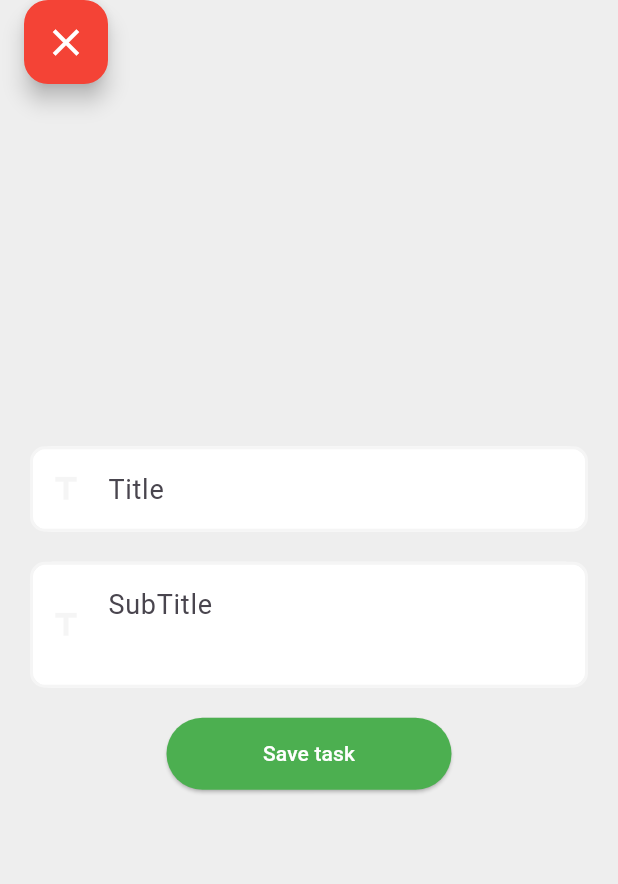
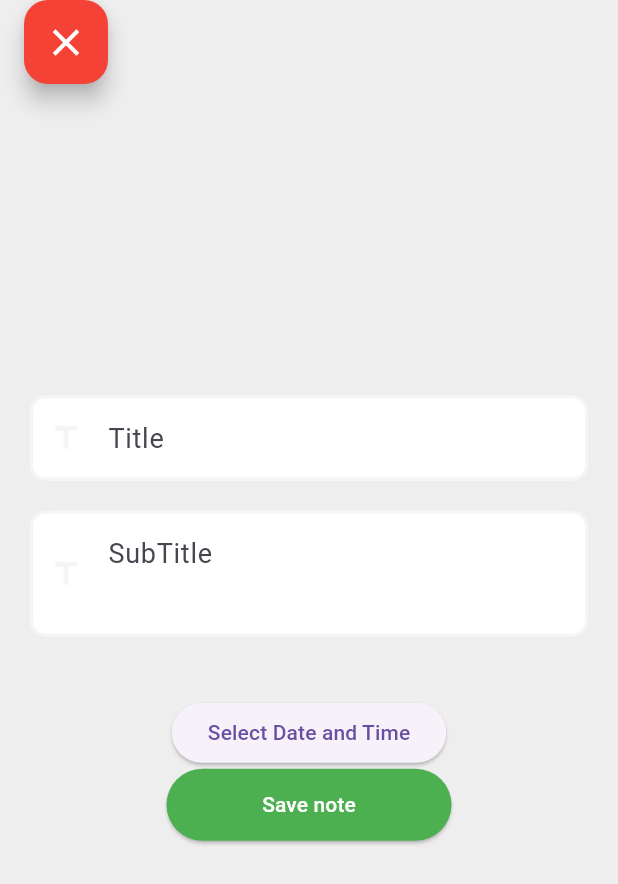
Before and after one commit to DimonFilin/ToDoListWithAccounts, a Flutter app: the screen it shows once a user with an empty profile is signed in, after a tap on the "add" icon, on a phone screen of 412 x 824 dp. Shown: the top 884 px of the screen. Run offline on Flutter 3.47's test engine with Material 3 defaults, Android fonts, the light colour scheme and no system bars; our stand-ins replace cloud_firestore, firebase_auth, firebase_core; accounts and stored records are empty; network calls fail.

Commit message:
Added comments, data pick, some small changes

```diff
--- a/lib/data/api/auth_data.dart
+++ b/lib/data/api/auth_data.dart
@@ -1,19 +1,23 @@
 import 'package:firebase_auth/firebase_auth.dart';
 import 'package:to_do_list_for_flutter_krainet_vacancy/data/api/firestore.dart';
 
+//Class describes the fields to create or login to a user account
 abstract class AuthenticationDaraSource {
   Future<void> register(String email, String password, String confirmPassword);
-
   Future<void> login(String email, String password);
 }
 
+//This class describe the implementation of account and registration
 class AuthenticationRemote extends AuthenticationDaraSource {
+
+  //Login method -> send data -> to set user on this device
   @override
   Future<void> login(String email, String password) async {
     await FirebaseAuth.instance.signInWithEmailAndPassword(
         email: email.trim(), password: password.trim());
   }
 
+  //Register method checks the password and
   @override
   Future<void> register(
       String email, String password, String confirmPassword) async {
--- a/lib/main.dart
+++ b/lib/main.dart
@@ -1,12 +1,5 @@
-import 'package:firebase_auth/firebase_auth.dart';
 import 'package:flutter/material.dart';
-import 'package:to_do_list_for_flutter_krainet_vacancy/page/auth/auth_page.dart';
-import 'package:to_do_list_for_flutter_krainet_vacancy/screens/add_note_screen.dart';
-import 'package:to_do_list_for_flutter_krainet_vacancy/screens/home.dart';
-import 'package:to_do_list_for_flutter_krainet_vacancy/screens/login.dart';
-import 'package:to_do_list_for_flutter_krainet_vacancy/screens/signUp.dart';
 import 'package:firebase_core/firebase_core.dart';
-import 'package:to_do_list_for_flutter_krainet_vacancy/widgets/task_widget.dart';
 
 import 'page/auth/main_page.dart';
 import 'firebase_options.dart';
@@ -14,7 +7,7 @@ import 'firebase_options.dart';
 
 void main() async{
   WidgetsFlutterBinding.ensureInitialized();
-  await Firebase.initializeApp(
+  await Firebase.initializeApp(//Initialazing firebase to use if
     options: DefaultFirebaseOptions.currentPlatform,
   );
 
@@ -25,15 +18,10 @@ class MyApp extends StatelessWidget {
   const MyApp({super.key});
 
 
-  // This widget is the root of your application.
   @override
   Widget build(BuildContext context) {
     return MaterialApp(
       title: 'Flutter Demo',
-      theme: ThemeData(
-        colorScheme: ColorScheme.fromSeed(seedColor: Colors.deepPurple),
-        useMaterial3: true,
-      ),
       debugShowCheckedModeBanner: false,
       home: Main_Page(),
     );
--- a/lib/page/auth/auth_page.dart
+++ b/lib/page/auth/auth_page.dart
@@ -12,6 +12,7 @@ class Auth_Page extends StatefulWidget {
 class _Auth_PageState extends State<Auth_Page> {
 
   bool a = true;
+  //Changing screen if need
   void to() {
     setState(() {
       a = !a;
--- a/lib/page/auth/main_page.dart
+++ b/lib/page/auth/main_page.dart
@@ -6,17 +6,18 @@ import 'package:to_do_list_for_flutter_krainet_vacancy/screens/home.dart';
 class Main_Page extends StatelessWidget {
   const Main_Page({super.key});
 
+
   @override
   Widget build(BuildContext context) {
     return Scaffold(
       body: StreamBuilder<User?>(
           stream: FirebaseAuth.instance.authStateChanges(),
           builder: (context, snapshot) {
-            if(snapshot.hasData){
+            if(snapshot.hasData){//Show Home_Screen if user already signed in
               return Home_Screen();
             }
             else
-              {
+              {//If there is no data from Firebase
                 return Auth_Page();
               }
           }),
--- /dev/null
+++ b/lib/screens/add_note.dart
@@ -0,0 +1,155 @@
+import 'package:flutter/material.dart';
+import 'package:to_do_list_for_flutter_krainet_vacancy/data/api/firestore.dart';
+import 'package:to_do_list_for_flutter_krainet_vacancy/widgets/custom_text_field.dart';
+
+import '../data/check/check_data_in_customtextfield.dart';
+
+class AddNote_Screen extends StatefulWidget {
+  const AddNote_Screen({super.key});
+
+  @override
+  State<AddNote_Screen> createState() => _AddNote_ScreenState();
+}
+
+class _AddNote_ScreenState extends State<AddNote_Screen> {
+  //Controllers for text fields to ger data from them
+  final title = TextEditingController();
+  final subtitle = TextEditingController();
+
+  //FocusNodes to highlighting text fields
+  FocusNode _focusNode1 = FocusNode();
+  FocusNode _focusNode2 = FocusNode();
+
+  DateTime? _selectedDateTime;
+  String ReturnMessage = "";
+
+  Future<void> _selectDateTime(BuildContext context) async {
+    final DateTime? pickedDate = await showDatePicker(
+      context: context,
+      initialDate: DateTime.now(),
+      firstDate: DateTime.now(),
+      lastDate: DateTime(2101),
+    );
+
+    if (pickedDate != null) {
+      final TimeOfDay? pickedTime = await showTimePicker(
+        context: context,
+        initialTime: TimeOfDay.now(),
+      );
+
+      if (pickedTime != null) {
+        setState(() {
+          _selectedDateTime = DateTime(
+            pickedDate.year,
+            pickedDate.month,
+            pickedDate.day,
+            pickedTime.hour,
+            pickedTime.minute,
+          );
+        });
+      }
+    }
+  }
+
+  @override
+  void initState() {
+    super.initState();
+    _focusNode1.addListener(() {
+      //Initializing a focus node, when widget is created
+      setState(() {});
+    });
+    _focusNode2.addListener(() {
+      //Another one
+      setState(() {});
+    });
+  }
+
+  @override
+  Widget build(BuildContext context) {
+    return Scaffold(
+      backgroundColor: Colors.grey.shade200,
+      floatingActionButton: FloatingActionButton(
+        //To get back without creating a new node
+        onPressed: () {
+          Navigator.of(context).pop();
+        },
+        backgroundColor: Colors.red,
+        child: Icon(
+          Icons.close,
+          size: 30,
+          color: Colors.white,
+        ),
+      ),
+      floatingActionButtonLocation: FloatingActionButtonLocation.startTop,
+      body: SafeArea(
+          child: Column(
+        mainAxisAlignment: MainAxisAlignment.center,
+        children: [
+          //Main fields
+          CustomTextField(
+            hintText: "Title",
+            icon: Icons.title,
+            controller: title,
+            focusNode: _focusNode1,
+            checkfunction: TitleCheck,
+          ),
+          SizedBox(
+            height: 20,
+          ),
+          CustomTextField(
+            hintText: "SubTitle",
+            icon: Icons.title,
+            controller: subtitle,
+            focusNode: _focusNode2,
+            maxlines: 2,
+            checkfunction: SubTitleCheck,
+          ),
+          SizedBox(
+            height: 20,
+          ),
+          Column(
+            mainAxisAlignment: MainAxisAlignment.center,
+            children: <Widget>[
+              if (ReturnMessage.isNotEmpty)
+                Text(
+                  //Show text if there is any problem with text
+                  ReturnMessage,
+                  style: TextStyle(color: Colors.red, fontSize: 12),
+                ),
+              SizedBox(height: 20),
+              ElevatedButton(
+                onPressed: () => _selectDateTime(context),
+                child: Text('Select Date and Time'),
+              ),
+            ],
+          ),
+          Row(
+            mainAxisAlignment: MainAxisAlignment.center,
+            children: [
+              ElevatedButton(
+                //Button to save note
+                onPressed: () {
+                  if (_selectedDateTime != null) {
+                    FireStore_Database()
+                        .AddNote(title.text, subtitle.text, _selectedDateTime!);
+                    Navigator.pop(context);
+                  } else {
+                    setState(() {
+                      ReturnMessage = "Please fill up the time";
+                      debugPrint(ReturnMessage);
+                    });
+                  }
+                },
+                child: Text("Save note"),
+                style: ElevatedButton.styleFrom(
+                    backgroundColor: Colors.green,
+                    foregroundColor: Colors.white,
+                    minimumSize: Size(190, 48)),
+              )
+            ],
+          )
+        ],
+      )),
+    );
+  }
+}
--- a/lib/screens/add_note_screen.dart
+++ b/lib/screens/edit_note.dart
@@ -1,18 +1,25 @@
 import 'package:flutter/material.dart';
-import 'package:to_do_list_for_flutter_krainet_vacancy/data/api/firestore.dart';
+
 import 'package:to_do_list_for_flutter_krainet_vacancy/widgets/custom_text_field.dart';
 
-class AddNote_Screen extends StatefulWidget {
-  const AddNote_Screen({super.key});
+import '../data/check/check_data_in_customtextfield.dart';
+import '../model/notes_model.dart';
+
+class EditNote_Screen extends StatefulWidget {
+  EditNote_Screen(this._note, {super.key});
+
+  Note _note;
 
   @override
-  State<AddNote_Screen> createState() => _AddNote_ScreenState();
+  State<EditNote_Screen> createState() => _EditNote_ScreenState();
 }
 
-class _AddNote_ScreenState extends State<AddNote_Screen> {
-  final title = TextEditingController();
-  final subtitle = TextEditingController();
+class _EditNote_ScreenState extends State<EditNote_Screen> {
+  //Controllers to get and set text in fields
+  TextEditingController? title;
+  TextEditingController? subtitle;
 
+  //Focus nodes for proper highlighting
   FocusNode _focusNode1 = FocusNode();
   FocusNode _focusNode2 = FocusNode();
 
@@ -25,14 +32,15 @@ class _AddNote_ScreenState extends State<AddNote_Screen> {
     _focusNode2.addListener(() {
       setState(() {});
     });
+    title = TextEditingController(text: widget._note.title);//Initialization of the controller with text that was previously entered
+    subtitle = TextEditingController(text: widget._note.subtitle);//Another one
   }
 
   @override
   Widget build(BuildContext context) {
     return Scaffold(
-
       backgroundColor: Colors.grey.shade200,
-      floatingActionButton:  FloatingActionButton(
+      floatingActionButton: FloatingActionButton(//Fast way to get out without changing note fields
         onPressed: () {
           Navigator.of(context).pop();
         },
@@ -47,31 +55,34 @@ class _AddNote_ScreenState extends State<AddNote_Screen> {
       body: SafeArea(
           child: Column(
         mainAxisAlignment: MainAxisAlignment.center,
-        children: [
+        children: [//Main text fields
           CustomTextField(
             hintText: "Title",
             icon: Icons.title,
             controller: title,
             focusNode: _focusNode1,
+            checkfunction: TitleCheck,
           ),
           SizedBox(
             height: 20,
           ),
           CustomTextField(
-              hintText: "SubTitle",
-              icon: Icons.title,
-              controller: subtitle,
-              focusNode: _focusNode2,
-              maxlines: 2),
+            hintText: "SubTitle",
+            icon: Icons.title,
+            controller: subtitle,
+            focusNode: _focusNode2,
+            maxlines: 2,
+            checkfunction: SubTitleCheck,
+          ),
           SizedBox(
             height: 20,
           ),
           Row(
             mainAxisAlignment: MainAxisAlignment.center,
             children: [
-              ElevatedButton(
+              ElevatedButton(//Button to delete note from Firestore
                 onPressed: () {
-                  FireStore_Database().AddNote(title.text, subtitle.text);
+               //   FireStore_Database()                      .UpdateNote(widget._note.id, title!.text, subtitle!.text);
                   Navigator.pop(context);
                 },
                 child: Text("Save task"),
--- a/lib/screens/home.dart
+++ b/lib/screens/home.dart
@@ -1,11 +1,8 @@
-import 'package:cloud_firestore/cloud_firestore.dart';
 import 'package:flutter/rendering.dart';
 import 'package:flutter/material.dart';
-import 'package:to_do_list_for_flutter_krainet_vacancy/data/api/firestore.dart';
-import 'package:to_do_list_for_flutter_krainet_vacancy/screens/add_note_screen.dart';
+import 'package:to_do_list_for_flutter_krainet_vacancy/screens/add_note.dart';
 import 'package:to_do_list_for_flutter_krainet_vacancy/widgets/stream_node.dart';
 
-import 'package:to_do_list_for_flutter_krainet_vacancy/widgets/task_widget.dart';
 
 class Home_Screen extends StatefulWidget {
   const Home_Screen({super.key});
@@ -20,9 +17,9 @@ class _Home_ScreenState extends State<Home_Screen> {
   @override
   Widget build(BuildContext context) {
     return Scaffold(
-      backgroundColor: Colors.grey.shade200,
+      backgroundColor: Colors.green.shade50,
       floatingActionButton: Visibility(
-        visible: show,
+        visible: show,//If user scrolls down -> don't show this button
         child: FloatingActionButton(
           onPressed: () {
             Navigator.of(context).push(
@@ -36,14 +33,14 @@ class _Home_ScreenState extends State<Home_Screen> {
           ),
         ),
       ),
-      body: NotificationListener<UserScrollNotification>(
+      body: NotificationListener<UserScrollNotification>(//Catch Scroll
         onNotification: (notification) {
-          if (notification.direction == ScrollDirection.forward) {
+          if (notification.direction == ScrollDirection.forward) {//If user scroll up
             setState(() {
               show = true;
             });
           }
-          if (notification.direction == ScrollDirection.reverse) {
+          if (notification.direction == ScrollDirection.reverse) {//If user scroll down
             setState(() {
               show = false;
             });
@@ -53,7 +50,7 @@ class _Home_ScreenState extends State<Home_Screen> {
         child:Column(
           children: [
             StreamNode(false),
-            Text("Is Done", style: TextStyle( fontSize: 16, color: Colors.grey.shade500),),
+            Text("Is Done", style: TextStyle( fontSize: 16, color: Colors.grey.shade500),),//Under are notes with field IsDone true
             StreamNode(true)
           ],
         )
--- a/lib/screens/login.dart
+++ b/lib/screens/login.dart
@@ -1,10 +1,13 @@
 import 'package:flutter/material.dart';
 import 'package:to_do_list_for_flutter_krainet_vacancy/data/api/auth_data.dart';
-import 'package:to_do_list_for_flutter_krainet_vacancy/screens/signUp.dart';
+import 'package:to_do_list_for_flutter_krainet_vacancy/data/check/check_data_in_customtextfield.dart';
 import 'package:to_do_list_for_flutter_krainet_vacancy/widgets/custom_text_field.dart';
+
+import '../ui/small_logo.dart';
 
 class LoginScreen extends StatefulWidget {
   final VoidCallback show;
+
   LoginScreen(this.show, {super.key});
 
   @override
@@ -12,9 +15,11 @@ class LoginScreen extends StatefulWidget {
 }
 
 class _LoginScreenState extends State<LoginScreen> {
+  //Controllers to get data from text fields
   final email = TextEditingController();
   final password = TextEditingController();
 
+  //Nodes for highlighting
   final _focusNode1 = FocusNode();
   final _focusNode2 = FocusNode();
 
@@ -44,13 +49,17 @@ class _LoginScreenState extends State<LoginScreen> {
                 controller: email,
                 focusNode: _focusNode1,
                 hintText: "Email",
-                  icon: Icons.email),
+                icon: Icons.email,
+                checkfunction: EmailCheck,
+              ),
               SizedBox(height: 10),
               CustomTextField(
                 controller: password,
                 focusNode: _focusNode2,
                 hintText: "Password",
-                  icon: Icons.password),
+                icon: Icons.password,
+                checkfunction: PasswordCheck,
+              ),
               SizedBox(
                 height: 20,
               ),
@@ -64,17 +73,6 @@ class _LoginScreenState extends State<LoginScreen> {
     );
   }
 
-  Padding logo() {
-    return Padding(
-      padding: const EdgeInsets.symmetric(horizontal: 15),
-      child: Container(
-        width: double.infinity,
-        height: 300,
-        decoration: BoxDecoration(
-            image: DecorationImage(image: AssetImage('assets/logo.png'))),
-      ),
-    );
-  }
 
   Widget LogInButton() {
     return GestureDetector(
@@ -100,7 +98,7 @@ class _LoginScreenState extends State<LoginScreen> {
     );
   }
 
-  Widget NoAccountText(){
+  Widget NoAccountText() {//Text with ling to Sign in page
     return Row(
       mainAxisAlignment: MainAxisAlignment.end,
       children: [
@@ -108,7 +106,7 @@ class _LoginScreenState extends State<LoginScreen> {
           "Don't have an account? ",
           style: TextStyle(color: Colors.grey.shade700, fontSize: 14),
         ),
-        GestureDetector(
+        GestureDetector(//Clickable text
           onTap: widget.show,
           child: Text(
             "Sign UP",
--- a/lib/screens/signUp.dart
+++ b/lib/screens/signUp.dart
@@ -1,9 +1,13 @@
 import 'package:flutter/material.dart';
 import 'package:to_do_list_for_flutter_krainet_vacancy/data/api/auth_data.dart';
+import 'package:to_do_list_for_flutter_krainet_vacancy/data/check/check_data_in_customtextfield.dart';
 import 'package:to_do_list_for_flutter_krainet_vacancy/widgets/custom_text_field.dart';
+
+import '../ui/small_logo.dart';
 
 class SignUp_Screen extends StatefulWidget {
   final VoidCallback show;
+
   SignUp_Screen(this.show, {super.key});
 
   @override
@@ -11,10 +15,11 @@ class SignUp_Screen extends StatefulWidget {
 }
 
 class _SignUp_ScreenState extends State<SignUp_Screen> {
+  //Controllers to get info from text fields
   final email = TextEditingController();
   final password = TextEditingController();
   final repeatPassword = TextEditingController();
-
+  //Nodes to highlighting
   final _focusNode1 = FocusNode();
   final _focusNode2 = FocusNode();
   final _focusNode3 = FocusNode();
@@ -48,19 +53,25 @@ class _SignUp_ScreenState extends State<SignUp_Screen> {
                 controller: email,
                 focusNode: _focusNode1,
                 hintText: "Email",
-                  icon: Icons.email),
+                icon: Icons.email,
+                checkfunction: EmailCheck,
+              ),
               SizedBox(height: 10),
               CustomTextField(
                 controller: password,
                 focusNode: _focusNode2,
                 hintText: "Password",
-                  icon: Icons.password),
+                icon: Icons.password,
+                checkfunction: PasswordCheck,
+              ),
               SizedBox(height: 10),
               CustomTextField(
                 controller: repeatPassword,
                 focusNode: _focusNode3,
                 hintText: "Confirm Password",
-                  icon: Icons.password),
+                icon: Icons.password,
+                checkfunction: PasswordCheck,
+              ),
               SizedBox(
                 height: 20,
               ),
@@ -74,24 +85,14 @@ class _SignUp_ScreenState extends State<SignUp_Screen> {
     );
   }
 
-  Widget logo() {
-    return Padding(
-      padding: const EdgeInsets.symmetric(horizontal: 15),
-      child: Container(
-        width: double.infinity,
-        height: 300,
-        decoration: BoxDecoration(
-            image: DecorationImage(image: AssetImage('assets/logo.png'))),
-      ),
-    );
-  }
 
-  Widget SignUpButton() {
+  Widget SignUpButton() {//Button to make new account in Firestore
     return GestureDetector(
         onTap: () {
-      AuthenticationRemote().register(email.text, password.text, repeatPassword.text);
+          AuthenticationRemote()
+              .register(email.text, password.text, repeatPassword.text);
         },
-    child:   Padding(
+        child: Padding(
             padding: const EdgeInsets.symmetric(
               horizontal: 20,
             ),
@@ -109,7 +110,7 @@ class _SignUp_ScreenState extends State<SignUp_Screen> {
             )));
   }
 
-  Widget HaveAccountText() {
+  Widget HaveAccountText() {//Text with ling to Login page
     return Row(
       mainAxisAlignment: MainAxisAlignment.end,
       children: [
--- /dev/null
+++ b/lib/ui/small_logo.dart
@@ -0,0 +1,13 @@
+import 'package:flutter/material.dart';
+
+Widget logo() {//Displays picture of company Logo
+  return Padding(
+    padding: const EdgeInsets.symmetric(horizontal: 15),
+    child: Container(
+      width: double.infinity,
+      height: 300,
+      decoration: BoxDecoration(
+          image: DecorationImage(image: AssetImage('assets/logo.png'))),
+    ),
+  );
+}
--- a/lib/widgets/custom_text_field.dart
+++ b/lib/widgets/custom_text_field.dart
@@ -1,5 +1,4 @@
 import 'package:flutter/material.dart';
-
 
 class CustomTextField extends StatefulWidget {
   CustomTextField(
@@ -7,26 +6,40 @@ class CustomTextField extends StatefulWidget {
       this.controller,
       this.focusNode,
       required this.hintText,
-        required this.icon, this.maxlines= 1});
+      required this.icon,
+      required this.checkfunction,
+      this.maxlines = 1});
 
   final controller;
   final focusNode;
   final String hintText;
   final IconData icon;
   final int maxlines;
+  final String Function(String) checkfunction;
+
   @override
   State<CustomTextField> createState() => _CustomTextFieldState();
 }
 
 class _CustomTextFieldState extends State<CustomTextField> {
+  String ReturnMessage = "";
+
   @override
   Widget build(BuildContext context) {
     return Padding(
       padding: const EdgeInsets.symmetric(horizontal: 20),
-      child: Container(
+      child: Column(
+        children: [
+          Container(
             decoration: BoxDecoration(
                 color: Colors.white, borderRadius: BorderRadius.circular(15)),
             child: TextField(
+              onChanged: (String text) {
+                setState(() {
+                  ReturnMessage = widget.checkfunction(text);
+                  debugPrint(ReturnMessage);
+                });
+              },
               maxLines: widget.maxlines,
               controller: widget.controller,
               focusNode: widget.focusNode,
@@ -38,7 +51,8 @@ class _CustomTextFieldState extends State<CustomTextField> {
                       ? Colors.green
                       : Colors.grey.shade100,
                 ),
-            contentPadding: EdgeInsets.symmetric(horizontal: 15, vertical: 15),
+                contentPadding:
+                    EdgeInsets.symmetric(horizontal: 15, vertical: 15),
                 hintText: widget.hintText,
                 enabledBorder: OutlineInputBorder(
                     borderRadius: BorderRadius.circular(10),
@@ -50,6 +64,14 @@ class _CustomTextFieldState extends State<CustomTextField> {
               ),
             ),
           ),
+          if (ReturnMessage.isNotEmpty)
+            Text(
+              //Show text if there is any problem with text
+              ReturnMessage,
+              style: TextStyle(color: Colors.red, fontSize: 12),
+            )
+        ],
+      ),
     );
   }
 }
--- a/pubspec.yaml
+++ b/pubspec.yaml
@@ -40,6 +40,8 @@ dependencies:
   firebase_core: ^3.6.0
   msh_checkbox: ^2.0.1
   uuid: ^4.5.1
+  # flutter_datetime_picker: ^1.0.0
+  date_picker_plus: ^4.1.0
 
 dev_dependencies:
   flutter_test:
```
Also changed, not shown: lib/data/api/firestore.dart (+26 -33 lines), lib/data/check/check_data_in_customtextfield.dart (added, +36 -0 lines), lib/model/notes_model.dart (+35 -2 lines), lib/screens/edit_note_screen.dart (deleted, +0 -101 lines), lib/widgets/task_widget.dart (+45 -16 lines), pubspec.lock, 2 other files. Lines whose indentation alone changed are shown as unchanged.
